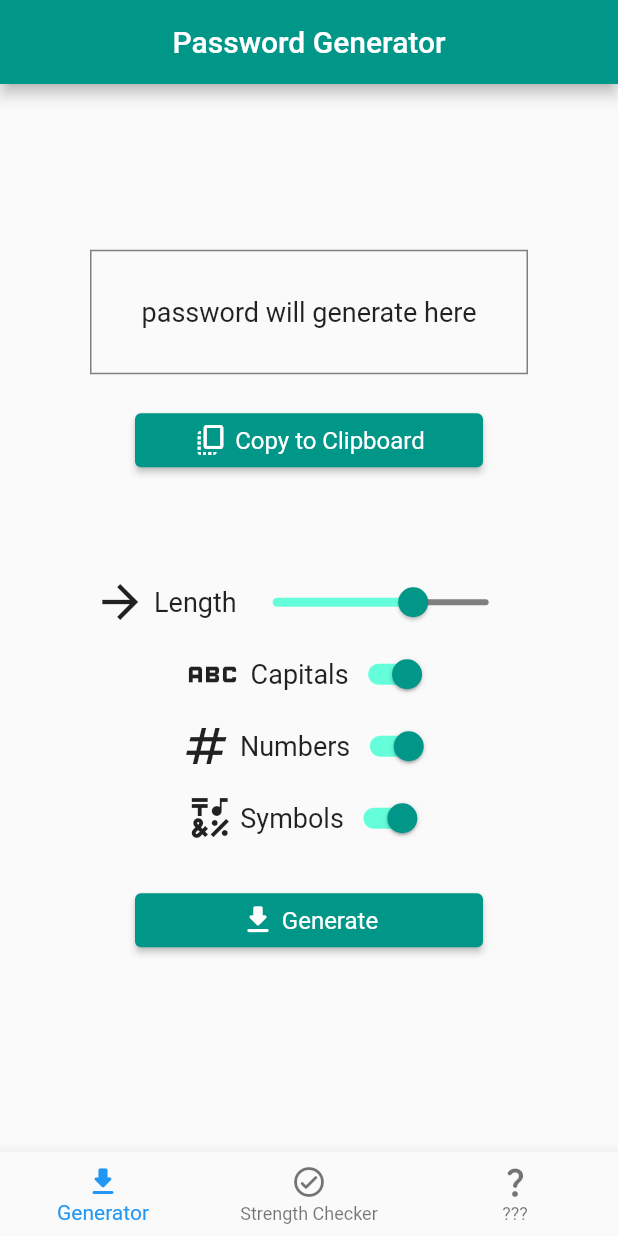
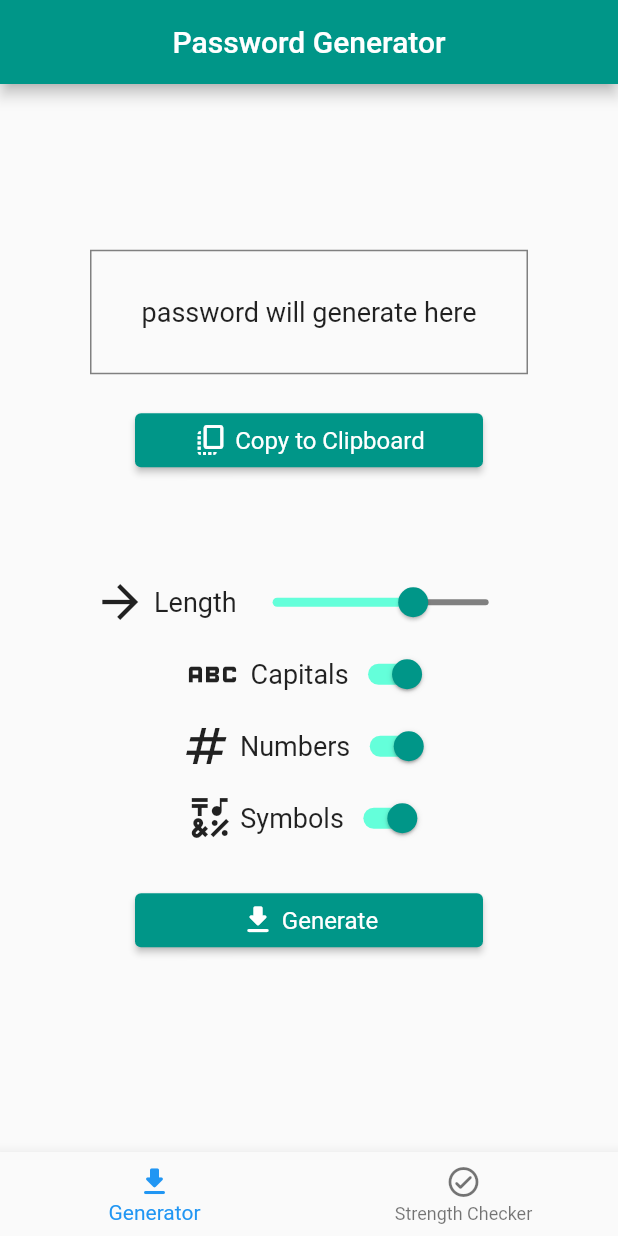
Before and after one commit to aaronjc15128/password_generator, a Flutter app: the screen it shows after launch, on a phone screen of 412 x 824 dp. Run offline on Flutter 3.47's test engine with Material 2 defaults, Android fonts, the phone set to English and light mode, and no system bars.

Commit message:
Added stateless widget for the main app

```diff
--- a/lib/main.dart
+++ b/lib/main.dart
@@ -8,14 +8,29 @@ void main() {
   runApp(const MyApp());
 }
 
-class MyApp extends StatefulWidget {
+class MyApp extends StatelessWidget {
   const MyApp({super.key});
 
   @override
-  State<MyApp> createState() => _MyAppState();
+  Widget build(BuildContext context) {
+    return MaterialApp(
+      title: 'Flutter Demo',
+      theme: ThemeData(
+        primarySwatch: Colors.red,
+      ),
+      home: const App(),
+    );
+  }
 }
 
-class _MyAppState extends State<MyApp> {
+class App extends StatefulWidget {
+  const App({super.key});
+
+  @override
+  State<App> createState() => _AppState();
+}
+
+class _AppState extends State<App> {
 
   int navBarIndex = 0;
 
@@ -80,10 +95,6 @@ class _MyAppState extends State<MyApp> {
             BottomNavigationBarItem(
               icon: Icon(Icons.check_circle_outline_rounded),
               label: "Strength Checker",
-            ),
-            BottomNavigationBarItem(
-              icon: Icon(Icons.question_mark_rounded),
-              label: "???",
             ),
           ],
           currentIndex: navBarIndex,
```
